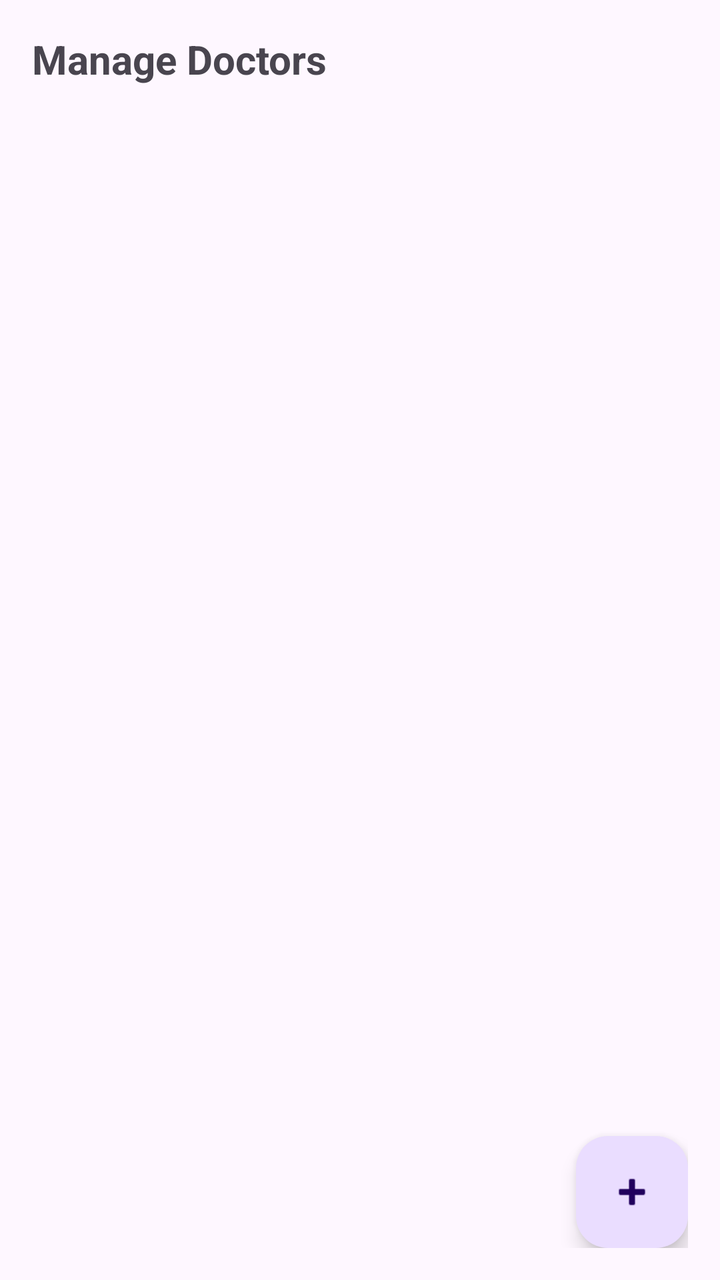
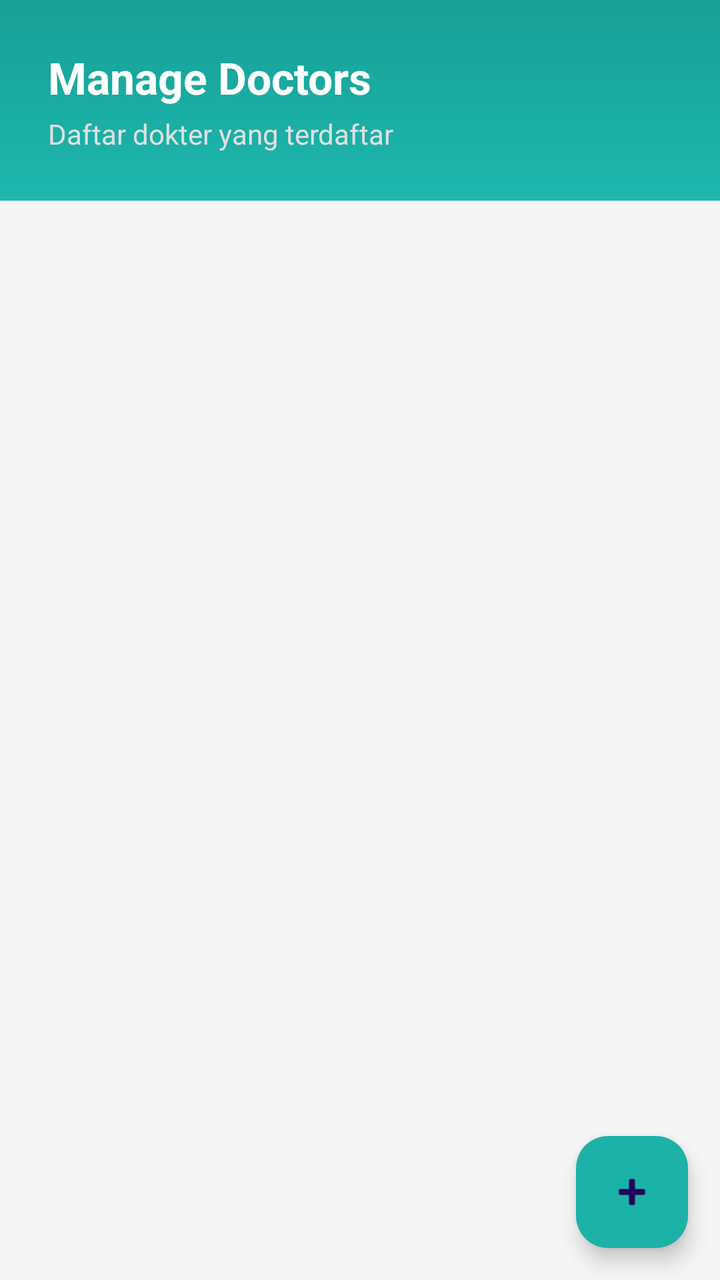

Compare the two renders of this Android layout. The source of the first and the diff that turns it into the second are given below.
<!-- AndroidManifest.xml: application theme Theme.MedEase -->
<!-- res/layout/fragment_manage_doctor.xml -->
<?xml version="1.0" encoding="utf-8"?>
<androidx.constraintlayout.widget.ConstraintLayout
    xmlns:android="http://schemas.android.com/apk/res/android"
    xmlns:app="http://schemas.android.com/apk/res-auto"
    android:layout_width="match_parent"
    android:layout_height="match_parent"
    android:padding="16dp">


    <TextView
        android:id="@+id/tvTitle"
        android:layout_width="wrap_content"
        android:layout_height="wrap_content"
        android:text="Manage Doctors"
        android:textSize="20sp"
        android:textStyle="bold"
        app:layout_constraintTop_toTopOf="parent"
        app:layout_constraintStart_toStartOf="parent" />


    <TextView
        android:id="@+id/tvNoData"
        android:layout_width="wrap_content"
        android:layout_height="wrap_content"
        android:text="No doctors available"
        android:textColor="#888888"
        android:visibility="gone"
        app:layout_constraintTop_toBottomOf="@id/tvTitle"
        app:layout_constraintBottom_toBottomOf="parent"
        app:layout_constraintStart_toStartOf="parent"
        app:layout_constraintEnd_toEndOf="parent" />


    <androidx.recyclerview.widget.RecyclerView
        android:id="@+id/rvDoctors"
        android:layout_width="0dp"
        android:layout_height="0dp"
        android:layout_marginTop="12dp"
        app:layout_constraintTop_toBottomOf="@id/tvTitle"
        app:layout_constraintBottom_toBottomOf="parent"
        app:layout_constraintStart_toStartOf="parent"
        app:layout_constraintEnd_toEndOf="parent" />


    <com.google.android.material.floatingactionbutton.FloatingActionButton
        android:id="@+id/fabAddDoctor"
        android:layout_width="wrap_content"
        android:layout_height="wrap_content"
        android:contentDescription="Add Doctor"
        app:srcCompat="@android:drawable/ic_input_add"
        app:layout_constraintBottom_toBottomOf="parent"
        app:layout_constraintEnd_toEndOf="parent" />


</androidx.constraintlayout.widget.ConstraintLayout>
<!-- resources referenced by this layout -->
<resources>
  <style name="Theme.MedEase" parent="Base.Theme.MedEase" />
  <style name="Base.Theme.MedEase" parent="Theme.Material3.DayNight.NoActionBar">
          
          
      </style>
</resources>

<!-- the commit's change to res/layout/fragment_manage_doctor.xml (unified diff, before → after) -->
@@ -1,55 +1,74 @@
 <?xml version="1.0" encoding="utf-8"?>
-<androidx.constraintlayout.widget.ConstraintLayout
+<FrameLayout
     xmlns:android="http://schemas.android.com/apk/res/android"
     xmlns:app="http://schemas.android.com/apk/res-auto"
     android:layout_width="match_parent"
     android:layout_height="match_parent"
-    android:padding="16dp">
+    android:background="#F5F5F5">
 
+    
+    <LinearLayout
+        android:layout_width="match_parent"
+        android:layout_height="match_parent"
+        android:orientation="vertical">
 
-    <TextView
-        android:id="@+id/tvTitle"
-        android:layout_width="wrap_content"
-        android:layout_height="wrap_content"
-        android:text="Manage Doctors"
-        android:textSize="20sp"
-        android:textStyle="bold"
-        app:layout_constraintTop_toTopOf="parent"
-        app:layout_constraintStart_toStartOf="parent" />
+        
+        <LinearLayout
+            android:layout_width="match_parent"
+            android:layout_height="wrap_content"
+            android:background="@drawable/gradient_header_doctor"
+            android:padding="24dp"
+            android:orientation="vertical">
 
+            <TextView
+                android:id="@+id/tvTitle"
+                android:layout_width="wrap_content"
+                android:layout_height="wrap_content"
+                android:text="Manage Doctors"
+                android:textColor="#FFFFFF"
+                android:textSize="22sp"
+                android:textStyle="bold" />
 
-    <TextView
-        android:id="@+id/tvNoData"
-        android:layout_width="wrap_content"
-        android:layout_height="wrap_content"
-        android:text="No doctors available"
-        android:textColor="#888888"
-        android:visibility="gone"
-        app:layout_constraintTop_toBottomOf="@id/tvTitle"
-        app:layout_constraintBottom_toBottomOf="parent"
-        app:layout_constraintStart_toStartOf="parent"
-        app:layout_constraintEnd_toEndOf="parent" />
+            <TextView
+                android:id="@+id/tvSubtitle"
+                android:layout_width="wrap_content"
+                android:layout_height="wrap_content"
+                android:text="Daftar dokter yang terdaftar"
+                android:textColor="#E0E0E0"
+                android:textSize="14sp"
+                android:layout_marginTop="4dp" />
+        </LinearLayout>
 
+        
+        <androidx.recyclerview.widget.RecyclerView
+            android:id="@+id/rvDoctors"
+            android:layout_width="match_parent"
+            android:layout_height="0dp"
+            android:layout_weight="1"
+            android:padding="8dp" />
 
-    <androidx.recyclerview.widget.RecyclerView
-        android:id="@+id/rvDoctors"
-        android:layout_width="0dp"
-        android:layout_height="0dp"
-        android:layout_marginTop="12dp"
-        app:layout_constraintTop_toBottomOf="@id/tvTitle"
-        app:layout_constraintBottom_toBottomOf="parent"
-        app:layout_constraintStart_toStartOf="parent"
-        app:layout_constraintEnd_toEndOf="parent" />
+        
+        <TextView
+            android:id="@+id/tvNoData"
+            android:layout_width="match_parent"
+            android:layout_height="wrap_content"
+            android:text="No doctors available"
+            android:textSize="16sp"
+            android:gravity="center"
+            android:padding="24dp"
+            android:textColor="#888888"
+            android:visibility="gone" />
+    </LinearLayout>
 
-
+    
     <com.google.android.material.floatingactionbutton.FloatingActionButton
         android:id="@+id/fabAddDoctor"
         android:layout_width="wrap_content"
         android:layout_height="wrap_content"
         android:contentDescription="Add Doctor"
         app:srcCompat="@android:drawable/ic_input_add"
-        app:layout_constraintBottom_toBottomOf="parent"
-        app:layout_constraintEnd_toEndOf="parent" />
+        android:layout_gravity="bottom|end"
+        android:layout_margin="16dp"
+        android:backgroundTint="#1CB2A8" />
 
-
-</androidx.constraintlayout.widget.ConstraintLayout>
+</FrameLayout>
<!-- resource entries referenced after the edit -->
@@ -1,5 +1,12 @@
 <!-- resources referenced by this layout -->
 <resources>
+  <!-- drawable gradient_header_doctor (drawable) -->
+  <shape xmlns:android="http://schemas.android.com/apk/res/android">
+      <gradient
+          android:startColor="#1db7ad"
+          android:endColor="#17a096"
+          android:angle="90" />
+  </shape>
   <style name="Theme.MedEase" parent="Base.Theme.MedEase" />
   <style name="Base.Theme.MedEase" parent="Theme.Material3.DayNight.NoActionBar">
           
